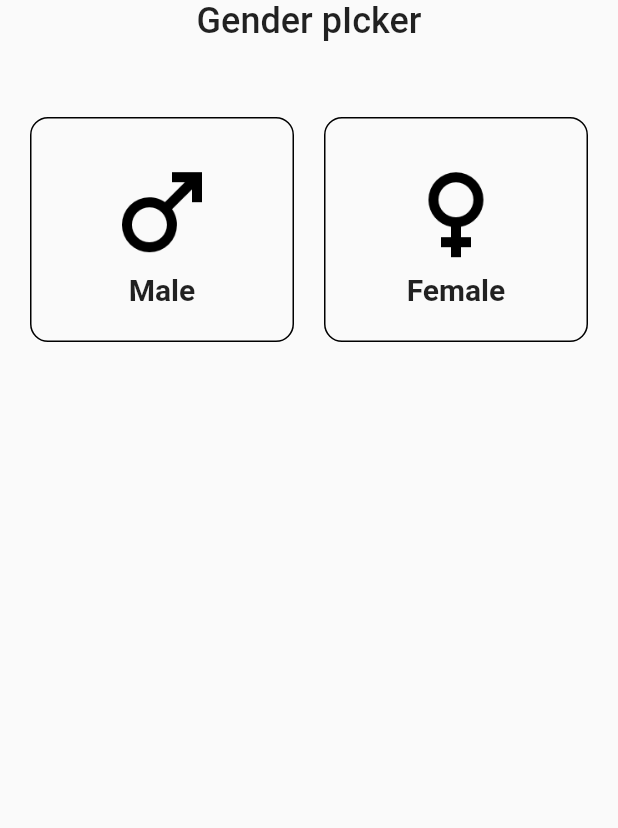
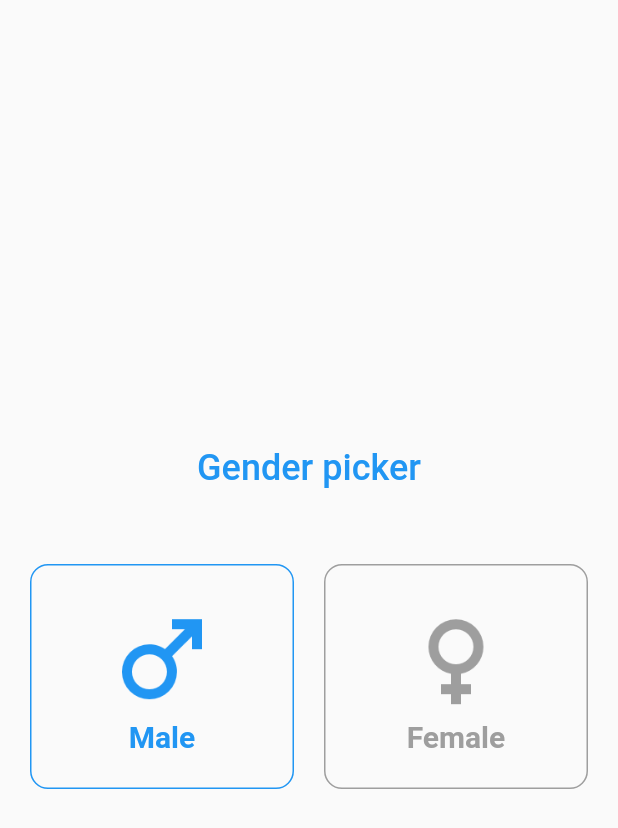
Before and after one commit to jakaalakbar/bwa-flutter-state-management-with-provider, a Flutter app: the screen it shows after launch, on a phone screen of 412 x 824 dp. Shown: the top 828 px of the screen. Run offline on Flutter 3.47's test engine with Material 2 defaults, Android fonts, the light colour scheme and no system bars.

Commit message:
add provider

```diff
--- /dev/null
+++ b/lib/gender_provider.dart
@@ -0,0 +1,17 @@
+import 'package:flutter/material.dart';
+
+class GenderProvider with ChangeNotifier {
+  bool _isMale = true;
+
+  bool get isMale => _isMale;
+
+  set isMale(bool newValue){
+    _isMale = newValue;
+    notifyListeners();
+  }
+
+  get color => _isMale ? Colors.blue : Colors.pink;
+
+  get maleColor => _isMale ? Colors.blue : Colors.grey;
+  get femaleColor => _isMale ? Colors.grey : Colors.pink;
+}
--- a/lib/main.dart
+++ b/lib/main.dart
@@ -1,4 +1,6 @@
 import 'package:flutter/material.dart';
+import 'package:flutter_state_management_with_provider/gender_provider.dart';
+import 'package:provider/provider.dart';
 
 void main() => runApp(const MyApp());
 
@@ -7,7 +9,9 @@ class MyApp extends StatelessWidget {
 
   @override
   Widget build(BuildContext context) {
-    return MaterialApp(
+    return ChangeNotifierProvider<GenderProvider>(
+      create: (context) => GenderProvider(),
+      child: MaterialApp(
         debugShowCheckedModeBanner: false,
         home: Scaffold(
           body: Container(
@@ -15,12 +19,15 @@ class MyApp extends StatelessWidget {
               horizontal: 20,
             ),
             child: Column(
+              mainAxisAlignment: MainAxisAlignment.center,
               children: [
-              const Text(
-                "Gender pIcker",
+                Consumer<GenderProvider>(
+                  builder: (context, genderProvider, _) => Text(
+                    "Gender picker",
                     style: TextStyle(
                         fontSize: 24,
                         fontWeight: FontWeight.w500,
+                        color: genderProvider.color),
                   ),
                 ),
                 const SizedBox(
@@ -29,13 +36,18 @@ class MyApp extends StatelessWidget {
                 Row(
                   children: [
                     Expanded(
+                      child: Consumer<GenderProvider>(
+                        builder: (context, genderProvider, _) => GestureDetector(
+                          onTap: (){
+                            genderProvider.isMale = true;
+                          },
                           child: Container(
                             height: 150,
                             decoration: BoxDecoration(
                               border: Border.all(
-                          color: Colors.black,
+                                color: genderProvider.maleColor,
                               ),
-                        borderRadius: BorderRadius.circular(12)
+                              borderRadius: BorderRadius.circular(12),
                             ),
                             child: Column(
                               mainAxisAlignment: MainAxisAlignment.center,
@@ -43,15 +55,19 @@ class MyApp extends StatelessWidget {
                                 Image.asset(
                                   'assets/icon_male.png',
                                   height: 80,
+                                  color: genderProvider.maleColor,
                                 ),
-                          const Text(
+                                Text(
                                   'Male',
                                   style: TextStyle(
                                     fontSize: 20,
                                     fontWeight: FontWeight.w600,
+                                    color: genderProvider.maleColor,
                                   ),
                                 )
                               ],
+                            ),
+                          ),
                         ),
                       ),
                     ),
@@ -59,13 +75,18 @@ class MyApp extends StatelessWidget {
                       width: 20,
                     ),
                     Expanded(
+                      child: Consumer<GenderProvider>(
+                        builder: (context, genderProvider, _) => GestureDetector(
+                          onTap: (){
+                            genderProvider.isMale = false;
+                          },
                           child: Container(
                             height: 150,
                             decoration: BoxDecoration(
                               border: Border.all(
-                          color: Colors.black,
+                                color: genderProvider.femaleColor,
                               ),
-                        borderRadius: BorderRadius.circular(12)
+                              borderRadius: BorderRadius.circular(12),
                             ),
                             child: Column(
                               mainAxisAlignment: MainAxisAlignment.center,
@@ -73,21 +94,26 @@ class MyApp extends StatelessWidget {
                                 Image.asset(
                                   'assets/icon_female.png',
                                   height: 80,
+                                  color: genderProvider.femaleColor,
                                 ),
-                          const Text(
+                                Text(
                                   'Female',
                                   style: TextStyle(
                                     fontSize: 20,
                                     fontWeight: FontWeight.w600,
+                                    color: genderProvider.femaleColor,
                                   ),
                                 )
                               ],
                             ),
                           ),
                         ),
+                      ),
+                    ),
                   ],
-              )
+                ),
               ],
+            ),
           ),
         ),
       ),
```
Lines whose indentation alone changed are shown as unchanged.
